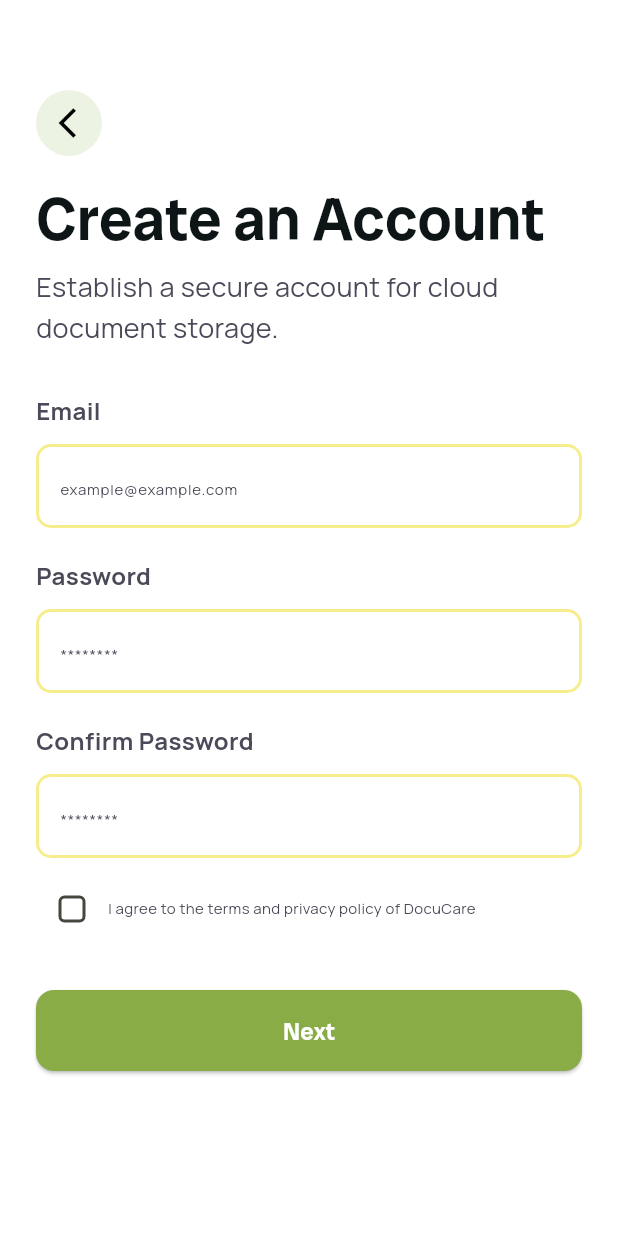
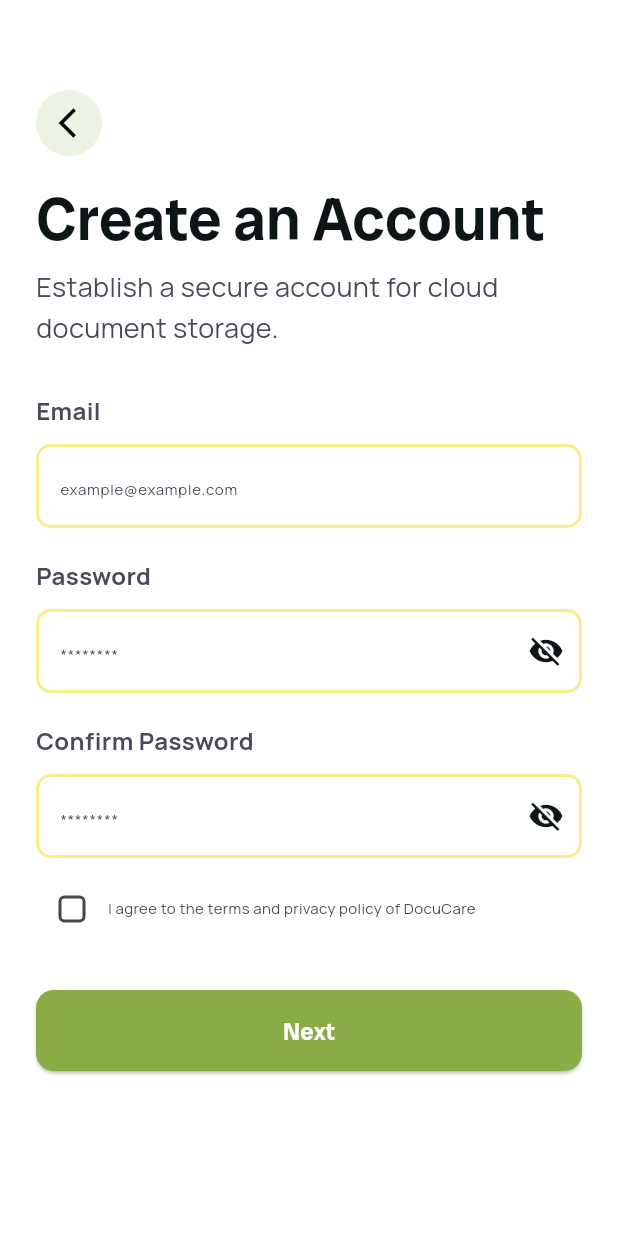
Before and after one commit to sabbir-swissmarket/docucare, a Flutter app: the RegistrationScreen screen opened by its route, on a phone screen of 412 x 824 dp. Run offline on Flutter 3.47's test engine with Material 3 defaults, Android fonts, the phone set to English and light mode, and no system bars; our stand-ins replace flutter_riverpod, fluttertoast, get_it.

Commit message:
implemented visibility of password functionality

```diff
--- a/lib/screens/registration_screen/provider/registration_provider.dart
+++ b/lib/screens/registration_screen/provider/registration_provider.dart
@@ -5,6 +5,8 @@ final emailProvider = StateProvider<String>((ref) => '');
 final passwordProvider = StateProvider<String>((ref) => '');
 final confirmPasswordProvider = StateProvider<String>((ref) => '');
 final termsAcceptedProvider = StateProvider<bool>((ref) => false);
+final showPasswordProvider = StateProvider<bool>((ref) => true);
+final showConfirmPasswordProvider = StateProvider<bool>((ref) => true);
 final formErrorProvider =
     StateProvider.autoDispose<Map<String, String>>((ref) => {});
 
@@ -71,6 +73,8 @@ class RegistrationStateNotifier extends StateNotifier<RegistrationState> {
     ref.invalidate(passwordProvider);
     ref.invalidate(confirmPasswordProvider);
     ref.invalidate(termsAcceptedProvider);
+    ref.invalidate(showPasswordProvider);
+    ref.invalidate(showConfirmPasswordProvider);
   }
 
   /// Show an error toast message with the provided error message
--- a/lib/screens/registration_screen/view/registration_screen.dart
+++ b/lib/screens/registration_screen/view/registration_screen.dart
@@ -97,6 +97,8 @@ class RegistrationScreen extends ConsumerWidget {
     final passwordError = ref.watch(formErrorProvider)['password'];
     final confirmPasswordError =
         ref.watch(formErrorProvider)['confirmPassword'];
+    final showPassword = ref.watch(showPasswordProvider);
+    final showConfirmPassword = ref.watch(showConfirmPasswordProvider);
     return Column(
       crossAxisAlignment: CrossAxisAlignment.start,
       children: [
@@ -116,9 +118,20 @@ class RegistrationScreen extends ConsumerWidget {
         const SizedBox(height: 10),
         CustomTextfield(
           controller: passwordController,
-          obscureText: true,
+          obscureText: showPassword,
           hintText: "********",
           errorText: passwordError,
+          suffixIcon: InkWell(
+            onTap: () {
+              ref
+                  .read(showPasswordProvider.notifier)
+                  .update((state) => !showPassword);
+            },
+            child: Icon(
+              showPassword ? Icons.visibility_off : Icons.visibility,
+              color: AppColors.iconColor,
+            ),
+          ),
           onChanged: (value) {
             ref.read(passwordProvider.notifier).update((state) => value);
           },
@@ -128,9 +141,20 @@ class RegistrationScreen extends ConsumerWidget {
         const SizedBox(height: 10),
         CustomTextfield(
           controller: confirmPasswordController,
-          obscureText: true,
+          obscureText: showConfirmPassword,
           hintText: "********",
           errorText: confirmPasswordError,
+          suffixIcon: InkWell(
+            onTap: () {
+              ref
+                  .read(showConfirmPasswordProvider.notifier)
+                  .update((state) => !showConfirmPassword);
+            },
+            child: Icon(
+              showConfirmPassword ? Icons.visibility_off : Icons.visibility,
+              color: AppColors.iconColor,
+            ),
+          ),
           onChanged: (value) {
             ref.read(confirmPasswordProvider.notifier).update((state) => value);
           },
```
